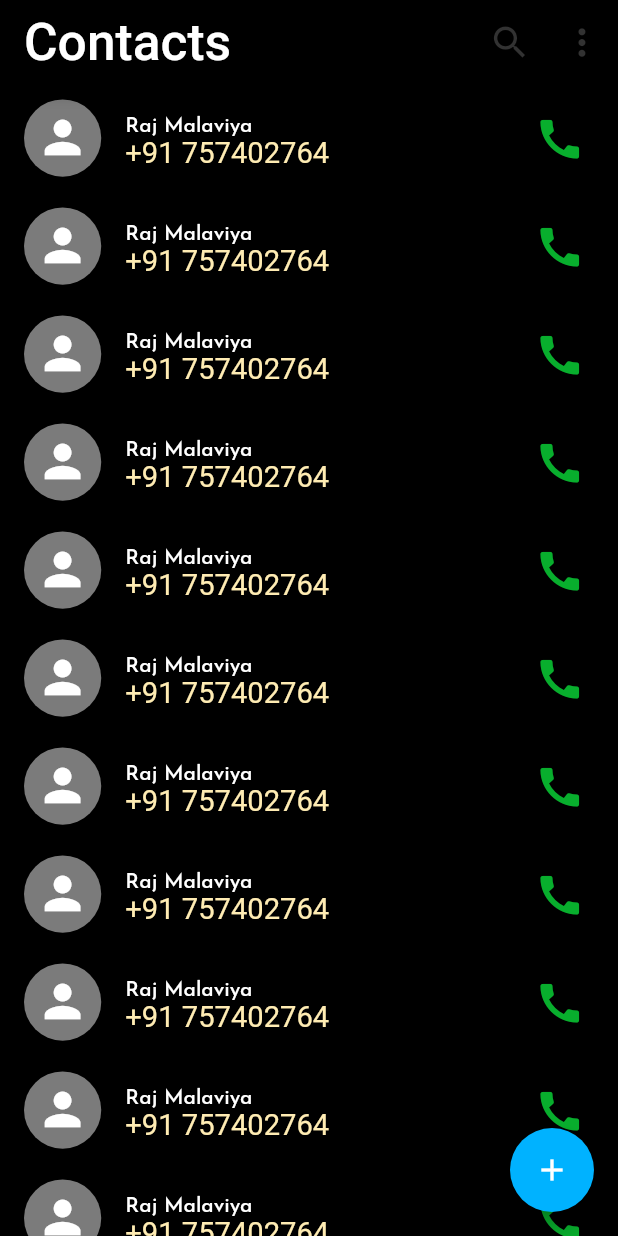
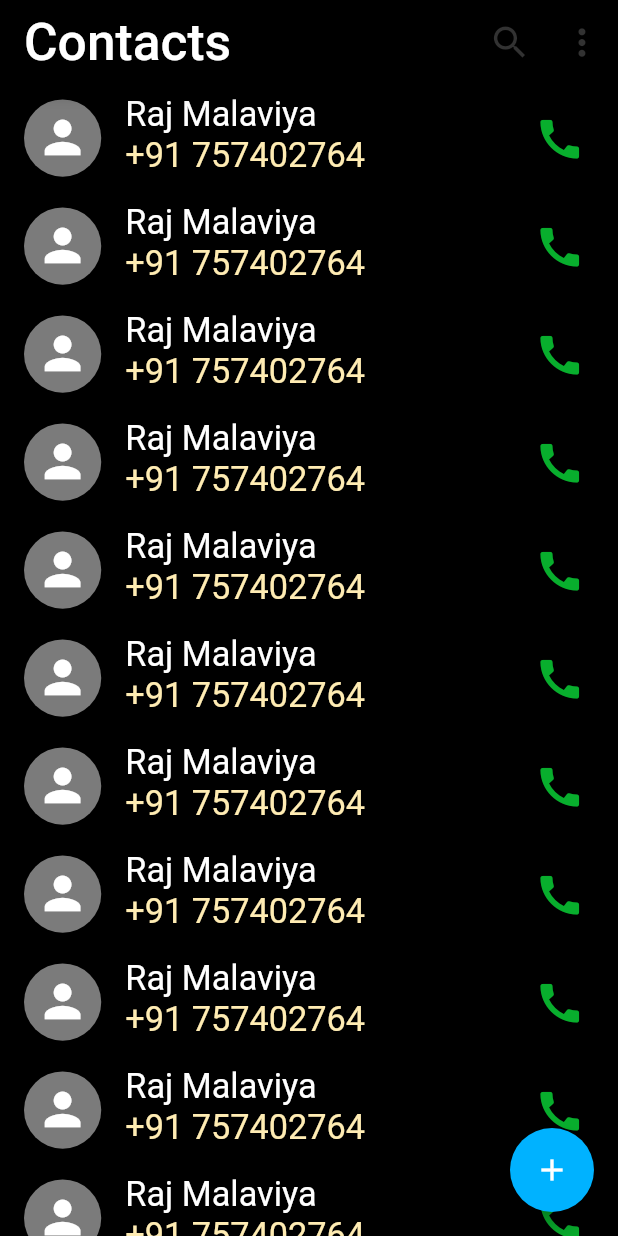
Before and after one commit to Lalopatel2311/contact_book, a Flutter app: the AllContactScreen screen opened directly, on a phone screen of 412 x 824 dp. Run offline on Flutter 3.47's test engine with Material 2 defaults, Android fonts, the phone set to English and light mode, and no system bars; our stand-ins replace cloud_firestore, firebase_auth, firebase_core, flutter_screenutil, fluttertoast, get; accounts and stored records are empty.

Commit message:
mane nathu khabar

```diff
--- a/lib/Constants/text_style.dart
+++ b/lib/Constants/text_style.dart
@@ -41,7 +41,7 @@ class FontTextStyle {
 
   static TextStyle kWhite22W400 = TextStyle(
     color: PickColor.kWhite,
-    fontSize: 17.sp,
+    fontSize: 20.sp,
     fontWeight: FontWeight.w400,
   );
 }
--- a/lib/View/Auth/log_in.dart
+++ b/lib/View/Auth/log_in.dart
@@ -2,7 +2,7 @@ import 'dart:developer';
 
 import 'package:flutter/material.dart';
 import 'package:flutter_screenutil/flutter_screenutil.dart';
-import 'package:google_fonts/google_fonts.dart';
+
 import 'package:raj_contact_book/Constants/color.dart';
 import 'package:raj_contact_book/Constants/text_style.dart';
 import 'package:raj_contact_book/Controller/variable.dart';
@@ -66,8 +66,7 @@ class _LogInScreenState extends State<LogInScreen> {
                     children: [
                       Text(
                         "Forgot password ?",
-                        style: GoogleFonts.josefinSans(
-                            textStyle: FontTextStyle.kWhite22W400),
+                        style: FontTextStyle.kWhite22W400,
                       ),
                     ],
                   ),
--- a/lib/View/Auth/register.dart
+++ b/lib/View/Auth/register.dart
@@ -169,8 +169,8 @@ class _RegisterScreenState extends State<RegisterScreen> {
                 ),
                 Visibility(
                   visible: isLoading,
-                  child: Padding(
-                    padding: const EdgeInsets.symmetric(vertical: 10),
+                  child: const Padding(
+                    padding: EdgeInsets.symmetric(vertical: 10),
                     child: Center(
                       child: CircularProgressIndicator(),
                     ),
--- a/lib/View/Home/all_contact.dart
+++ b/lib/View/Home/all_contact.dart
@@ -84,10 +84,7 @@ class _AllContactScreenState extends State<AllContactScreen> {
                     ),
                   ),
                   title: const Text("Raj Malaviya"),
-                  titleTextStyle: TextStyle(
-                    fontFamily: "JosefinSans",
-                    color: PickColor.kWhite,
-                  ),
+                  titleTextStyle: FontTextStyle.kWhite22W400,
                   subtitle: Text("+91 757402764",
                       style: TextStyle(color: Colors.amber.shade100)),
                   subtitleTextStyle: FontTextStyle.kWhite22W400,
--- a/lib/View/Widget/text_form_field.dart
+++ b/lib/View/Widget/text_form_field.dart
@@ -1,6 +1,5 @@
 import 'package:flutter/material.dart';
 import 'package:flutter_screenutil/flutter_screenutil.dart';
-import 'package:google_fonts/google_fonts.dart';
 import 'package:raj_contact_book/Constants/color.dart';
 
 class CommonTextFormField extends StatefulWidget {
--- a/lib/main.dart
+++ b/lib/main.dart
@@ -4,6 +4,7 @@ import 'package:flutter_screenutil/flutter_screenutil.dart';
 import 'package:get/get.dart';
 
 import 'package:raj_contact_book/View/Auth/register.dart';
+import 'package:raj_contact_book/View/Home/all_contact.dart';
 
 void main() async {
   WidgetsFlutterBinding.ensureInitialized();
@@ -24,7 +25,7 @@ class MyApp extends StatelessWidget {
         return GetMaterialApp(
           debugShowCheckedModeBanner: false,
           theme: ThemeData(fontFamily: "JosefinSans"),
-          home: const RegisterScreen(),
+          home: const AllContactScreen(),
         );
       },
     );
--- a/pubspec.yaml
+++ b/pubspec.yaml
@@ -42,7 +42,6 @@ dependencies:
   cloud_firestore: ^4.8.4
   get_storage: ^2.1.1
   get: ^4.6.5
-  google_fonts: ^5.1.0
 
 dev_dependencies:
   flutter_test:
```
Also changed, not shown: lib/View/Auth/splash.dart (+3 -6 lines), pubspec.lock.
